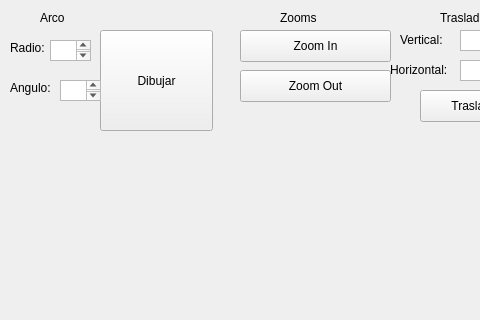
Above: GraficosQT/QTGraphics/arco.ui from axgtz/Analisis-y-Diseno-de-Algoritmos before the change; both pictures show x 0 to 480 and y 0 to 320 of the 810 by 545 pixel window. Below: the same form after it.
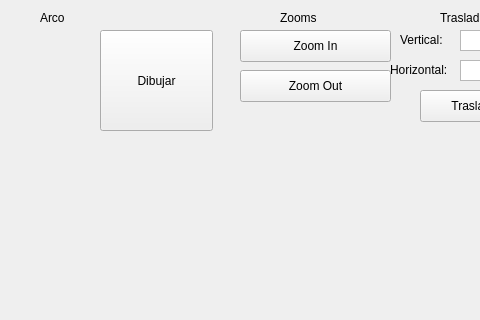
That is the form after the change.

Diff of the .ui file:
```diff
--- a/GraficosQT/QTGraphics/arco.ui
+++ b/GraficosQT/QTGraphics/arco.ui
@@ -88,16 +88,6 @@
     <string>Dibujar</string>
    </property>
   </widget>
-  <widget class="QTextEdit" name="boxAngulo">
-   <property name="geometry">
-    <rect>
-     <x>60</x>
-     <y>80</y>
-     <width>41</width>
-     <height>21</height>
-    </rect>
-   </property>
-  </widget>
   <widget class="QPushButton" name="pushButton_4">
    <property name="geometry">
     <rect>
@@ -111,19 +101,6 @@
     <string>Zoom In</string>
    </property>
   </widget>
-  <widget class="QLabel" name="label_2">
-   <property name="geometry">
-    <rect>
-     <x>10</x>
-     <y>80</y>
-     <width>51</width>
-     <height>16</height>
-    </rect>
-   </property>
-   <property name="text">
-    <string>Angulo:</string>
-   </property>
-  </widget>
   <widget class="QPushButton" name="pushButton_3">
    <property name="geometry">
     <rect>
@@ -137,19 +114,6 @@
     <string>Rotar</string>
    </property>
   </widget>
-  <widget class="QLabel" name="label_3">
-   <property name="geometry">
-    <rect>
-     <x>10</x>
-     <y>40</y>
-     <width>41</width>
-     <height>16</height>
-    </rect>
-   </property>
-   <property name="text">
-    <string>Radio:</string>
-   </property>
-  </widget>
   <widget class="QPushButton" name="pushButton_2">
    <property name="geometry">
     <rect>
@@ -176,16 +140,6 @@
     <string>Reflexion Vertical</string>
    </property>
   </widget>
-  <widget class="QTextEdit" name="boxRadio">
-   <property name="geometry">
-    <rect>
-     <x>50</x>
-     <y>40</y>
-     <width>41</width>
-     <height>21</height>
-    </rect>
-   </property>
-  </widget>
   <widget class="QPushButton" name="pushButton_5">
    <property name="geometry">
     <rect>
```
